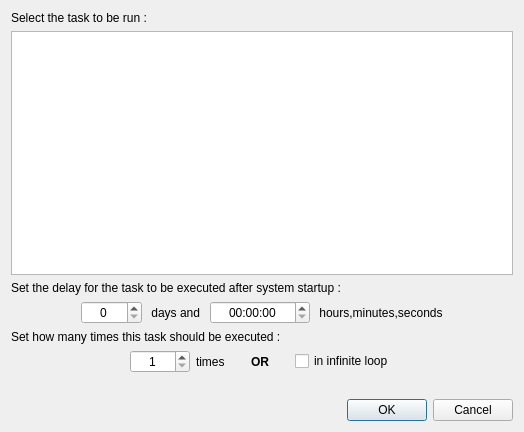
AmirHammouteneEI/ScheduledPasteAndKeys, file ui/various_dialogs/StartupTaskEditDialog.ui: the form before one commit.
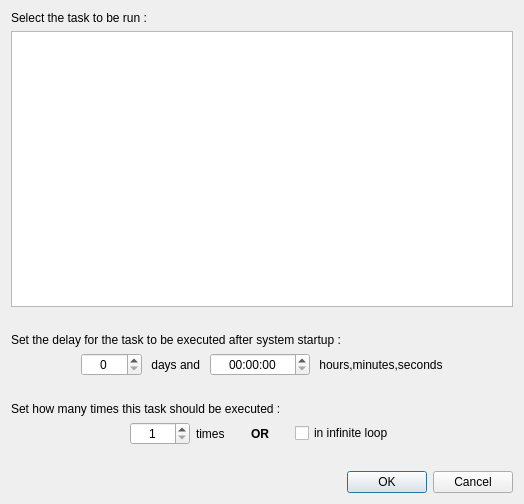
The form after the commit. Custom widgets are drawn as their Qt base class.

```diff
--- a/ui/various_dialogs/StartupTaskEditDialog.ui
+++ b/ui/various_dialogs/StartupTaskEditDialog.ui
@@ -7,7 +7,7 @@
     <x>0</x>
     <y>0</y>
     <width>524</width>
-    <height>432</height>
+    <height>504</height>
    </rect>
   </property>
   <property name="windowTitle">
@@ -69,6 +69,22 @@
      <column/>
     </widget>
    </item>
+   <item>
+    <spacer name="verticalSpacer_2">
+     <property name="orientation">
+      <enum>Qt::Orientation::Vertical</enum>
+     </property>
+     <property name="sizeType">
+      <enum>QSizePolicy::Policy::Fixed</enum>
+     </property>
+     <property name="sizeHint" stdset="0">
+      <size>
+       <width>20</width>
+       <height>20</height>
+      </size>
+     </property>
+    </spacer>
+   </item>
    <item>
     <widget class="QLabel" name="label_2">
      <property name="text">
@@ -158,6 +174,22 @@
      </item>
     </layout>
    </item>
+   <item>
+    <spacer name="verticalSpacer_3">
+     <property name="orientation">
+      <enum>Qt::Orientation::Vertical</enum>
+     </property>
+     <property name="sizeType">
+      <enum>QSizePolicy::Policy::Fixed</enum>
+     </property>
+     <property name="sizeHint" stdset="0">
+      <size>
+       <width>20</width>
+       <height>20</height>
+      </size>
+     </property>
+    </spacer>
+   </item>
    <item>
     <widget class="QLabel" name="label_7">
      <property name="text">
```
